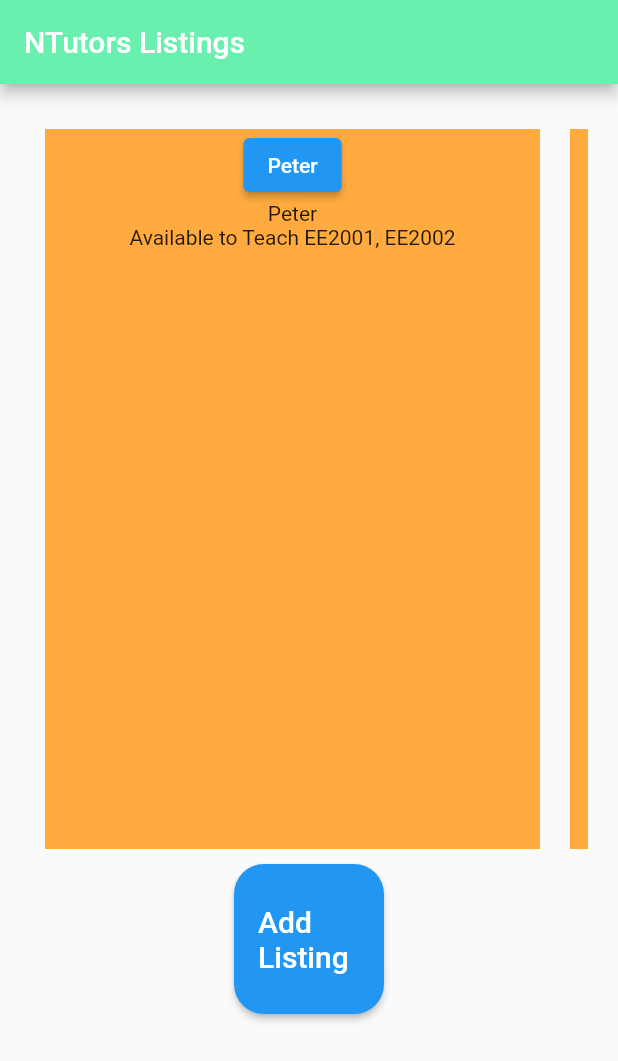
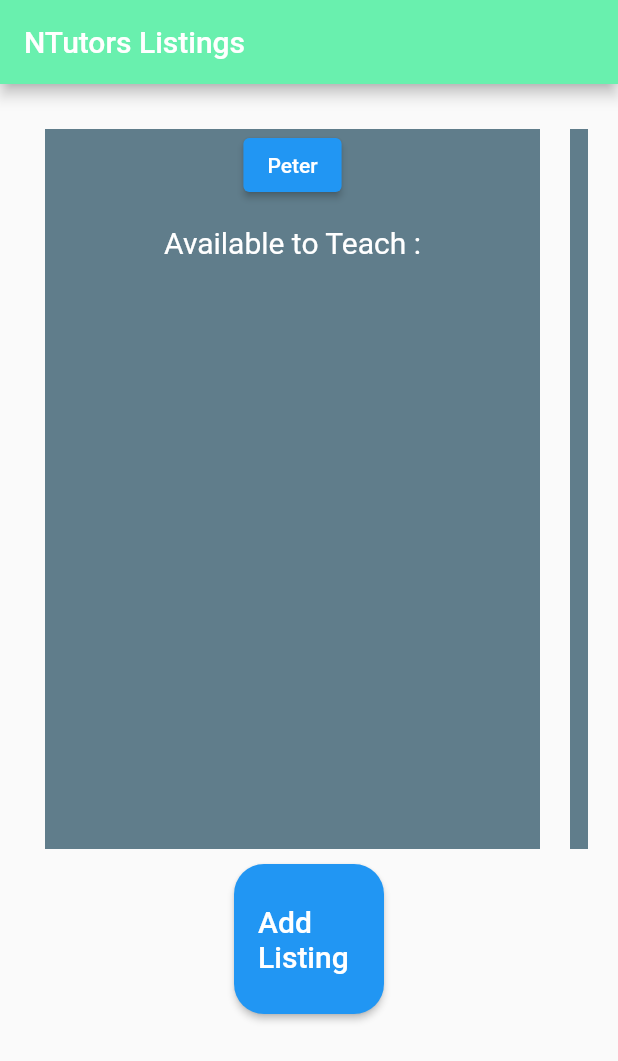
Before and after one commit to Damiencqh/DIP034, a Flutter app: the screen it shows after launch, on a phone screen of 412 x 824 dp. Shown: the top 1061 px of the screen. Run offline on Flutter 3.47's test engine with Material 2 defaults, Android fonts, the phone set to English and light mode, and no system bars.

Commit message:
Update main.dart

```diff
--- a/lib/main.dart
+++ b/lib/main.dart
@@ -73,11 +73,11 @@ class _HomeState extends State<Home> {
 
   }
 
-  Widget box(String title, Color backgroundcolor) {
+  Widget box(String name, Color backgroundcolor) {
     return Container(
         margin: EdgeInsets.all(10),
         width: 330,
-        color: Colors.orangeAccent,
+        color: Colors.blueGrey,
 
         child:
             Column(
@@ -85,7 +85,7 @@ class _HomeState extends State<Home> {
 
                ElevatedButton(
                 child:
-                  Text(title),
+                  Text(name),
 
             onPressed: () {
               Navigator.push(
@@ -94,8 +94,13 @@ class _HomeState extends State<Home> {
               );
             }
         ),
-                Text(title),
-                Text('Available to Teach EE2001, EE2002'),
+                Text(''),
+                Text('Available to Teach :',
+                  style: TextStyle(
+                    fontSize: 20,
+                    color:Colors.white,
+                  ),
+                ),
 
 
 
```
